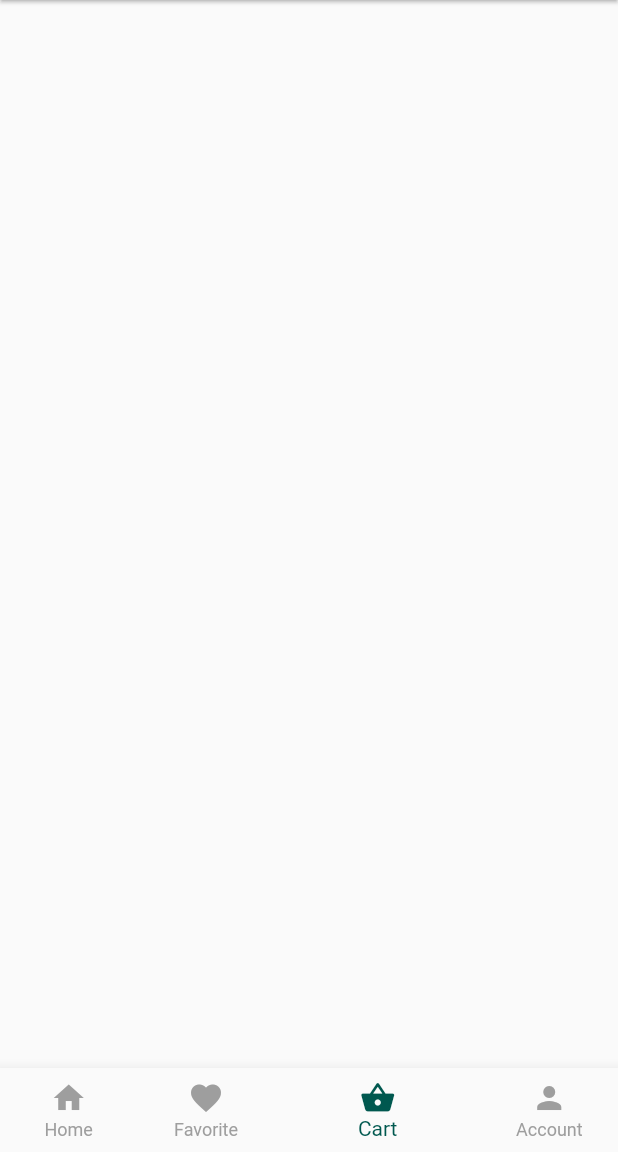
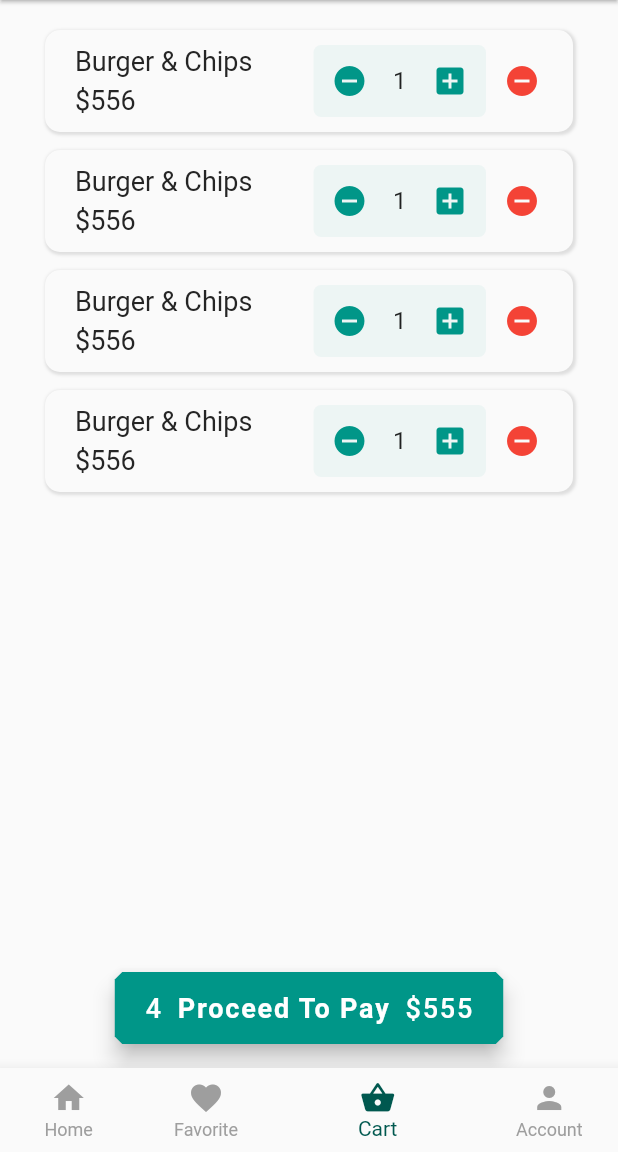
Before and after one commit to kalkidan12/shopping, a Flutter app: the screen it shows after launch, item 3 of the bottom bar chosen, on a phone screen of 412 x 824 dp, the part 84-1236 px from its top. Run offline on Flutter 3.47's test engine with Material 2 defaults, Android fonts, the phone set to English and light mode, and no system bars; our stand-ins replace flutter_rating_bar; network calls fail.

Commit message:
cart page added

```diff
--- a/lib/main.dart
+++ b/lib/main.dart
@@ -1,5 +1,6 @@
 import 'package:flutter/material.dart';
 import 'package:flutter/services.dart';
+import 'package:provider/screens/product_detail.dart';
 
 import 'screens/home_screen.dart';
 
@@ -22,6 +23,7 @@ class MyApp extends StatelessWidget {
       theme: ThemeData(
         primarySwatch: Colors.teal,
       ),
+      routes: {'/product-detail': (context) => ProductDetail()},
       home: const HomeScreen(),
     );
   }
--- a/lib/screens/cart_screen.dart
+++ b/lib/screens/cart_screen.dart
@@ -0,0 +1,171 @@
+import 'package:flutter/material.dart';
+
+class CartScreen extends StatefulWidget {
+  const CartScreen({super.key});
+
+  @override
+  State<CartScreen> createState() => _CartScreenState();
+}
+
+class _CartScreenState extends State<CartScreen> {
+  @override
+  Widget build(BuildContext context) {
+    return Scaffold(
+        resizeToAvoidBottomInset: false,
+        floatingActionButtonLocation: FloatingActionButtonLocation.centerFloat,
+        floatingActionButton: FloatingActionButton.extended(
+          backgroundColor: Colors.teal,
+          onPressed: () {
+            Navigator.push(
+                context, MaterialPageRoute(builder: (context) => CartScreen()));
+          },
+          shape: BeveledRectangleBorder(borderRadius: BorderRadius.circular(5)),
+          label: Row(
+            crossAxisAlignment: CrossAxisAlignment.center,
+            mainAxisAlignment: MainAxisAlignment.spaceBetween,
+            children: const [
+              Text(
+                '4',
+                style: TextStyle(fontSize: 18),
+              ),
+              const SizedBox(width: 10),
+              Text(
+                'Proceed To Pay',
+                style: TextStyle(fontSize: 18, fontWeight: FontWeight.bold),
+              ),
+              const SizedBox(width: 10),
+              Text(
+                '\$555',
+                style: TextStyle(fontSize: 18),
+              ),
+            ],
+          ),
+        ),
+        body: SingleChildScrollView(
+          child: Padding(
+            padding: const EdgeInsets.only(left: 20.0, right: 20, top: 10),
+            child: Column(
+              children: [
+                Container(
+                  child: ListView.separated(
+                    physics: NeverScrollableScrollPhysics(),
+                    shrinkWrap: true,
+                    padding: const EdgeInsets.all(10),
+                    scrollDirection: Axis.vertical,
+                    itemCount: 4,
+                    separatorBuilder: (_, __) => Container(
+                      height: 12,
+                    ),
+                    itemBuilder: (BuildContext context, int index) {
+                      return Container(
+                        padding: const EdgeInsets.all(10),
+                        decoration: const BoxDecoration(
+                          borderRadius: BorderRadius.all(Radius.circular(10)),
+                          color: Color.fromARGB(255, 250, 250, 250),
+                          boxShadow: [
+                            BoxShadow(
+                                // color: Color.fromARGB(255, 240, 240, 240),
+                                color: Color.fromARGB(255, 222, 222, 222),
+                                spreadRadius: 1,
+                                blurRadius: 1,
+                                offset: Offset(1, 1)),
+                          ],
+                        ),
+                        child: Row(
+                          mainAxisAlignment: MainAxisAlignment.spaceBetween,
+                          children: [
+                            Expanded(
+                              child: Container(
+                                padding: EdgeInsets.only(left: 10),
+                                child: Column(
+                                  crossAxisAlignment: CrossAxisAlignment.start,
+                                  children: [
+                                    Text(
+                                      'Burger & Chips',
+                                      style: TextStyle(
+                                          fontSize: 18,
+                                          color:
+                                              Color.fromARGB(255, 37, 37, 37)),
+                                    ),
+                                    const SizedBox(
+                                      height: 5,
+                                    ),
+                                    Text(
+                                      '\$556',
+                                      style: TextStyle(
+                                          fontSize: 18,
+                                          color:
+                                              Color.fromARGB(255, 37, 37, 37)),
+                                    )
+                                  ],
+                                ),
+                              ),
+                            ),
+                            Row(
+                              mainAxisAlignment: MainAxisAlignment.spaceBetween,
+                              crossAxisAlignment: CrossAxisAlignment.center,
+                              children: [
+                                Container(
+                                  decoration: BoxDecoration(
+                                      borderRadius: BorderRadius.circular(5),
+                                      color: Colors.teal.withOpacity(0.05)),
+                                  child: Row(
+                                    crossAxisAlignment:
+                                        CrossAxisAlignment.center,
+                                    mainAxisAlignment:
+                                        MainAxisAlignment.spaceBetween,
+                                    children: [
+                                      IconButton(
+                                          onPressed: () {
+                                            print('decrement');
+                                            setState(() {
+                                              // priceController += 1;
+                                            });
+                                          },
+                                          icon: const Icon(
+                                            Icons.remove_circle,
+                                            color: Colors.teal,
+                                          )),
+                                      Container(
+                                        padding: const EdgeInsets.all(5),
+                                        child: Text(
+                                          '1',
+                                          style: TextStyle(fontSize: 16),
+                                        ),
+                                      ),
+                                      IconButton(
+                                          onPressed: () {
+                                            print('increment');
+                                          },
+                                          icon: const Icon(
+                                            Icons.add_box,
+                                            color: Colors.teal,
+                                          )),
+                                    ],
+                                  ),
+                                ),
+                              ],
+                            ),
+                            Container(
+                              child: IconButton(
+                                  onPressed: () {},
+                                  icon: Icon(
+                                    Icons.remove_circle,
+                                    color: Colors.red,
+                                  )),
+                            ),
+                          ],
+                        ),
+                      );
+                    },
+                  ),
+                ),
+                const SizedBox(
+                  height: 100,
+                )
+              ],
+            ),
+          ),
+        ));
+  }
+}
--- a/lib/screens/home_screen.dart
+++ b/lib/screens/home_screen.dart
@@ -2,6 +2,7 @@ import 'package:flutter/material.dart';
 import 'package:flutter/src/widgets/container.dart';
 import 'package:flutter/src/widgets/framework.dart';
 import 'package:provider/model/product_model.dart';
+import 'package:provider/screens/cart_screen.dart';
 import 'package:provider/screens/product_screen.dart';
 import 'package:provider/services/product_service.dart';
 import 'package:provider/widgets/bottm_navigation.dart';
@@ -26,7 +27,10 @@ class _HomeScreenState extends State<HomeScreen> {
 
   @override
   Widget build(BuildContext context) {
-    return Scaffold(
+    return Container(
+      height: MediaQuery.of(context).size.height,
+      width: MediaQuery.of(context).size.width,
+      child: Scaffold(
         // backgroundColor: Color.fromARGB(255, 255, 203, 203).withOpacity(0.7),
         appBar: AppBar(
           elevation: 1,
@@ -36,14 +40,17 @@ class _HomeScreenState extends State<HomeScreen> {
           ),
           actions: [IconButton(onPressed: () {}, icon: Icon(Icons.search))],
         ),
-      body: IndexedStack(
+        body: Container(
+          // height: MediaQuery.of(context).size.height,
+          child: IndexedStack(
             index: selectedItem,
             children: [
               ProductScreen(),
               ProductList(),
-          ProductList(),
+              CartScreen(),
               ProductList()
             ],
+          ),
         ),
         bottomNavigationBar: BottomNavBar(
           selectedItem: selectedItem,
@@ -53,6 +60,7 @@ class _HomeScreenState extends State<HomeScreen> {
             });
           },
         ),
+      ),
     );
   }
 }
```
Also changed, not shown: lib/screens/product_detail.dart (+156 -0 lines), lib/screens/product_screen.dart (+9 -5 lines), lib/widgets/product_list.dart (+18 -5 lines). Lines whose indentation alone changed are shown as unchanged.
